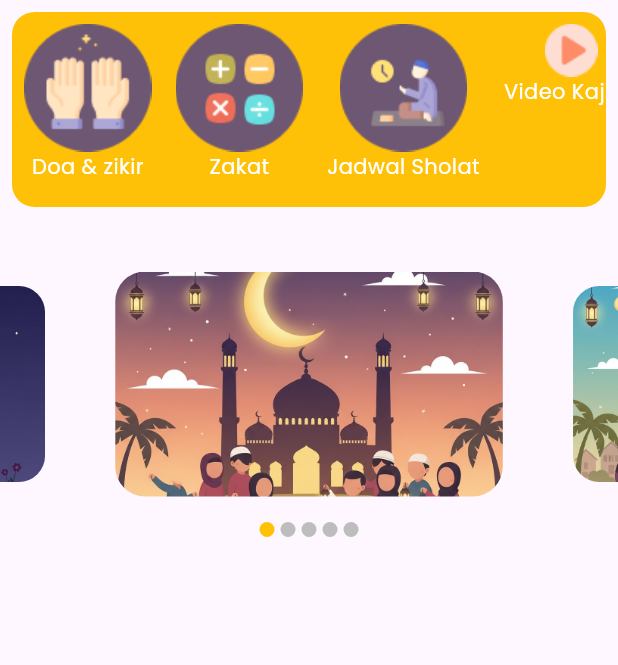
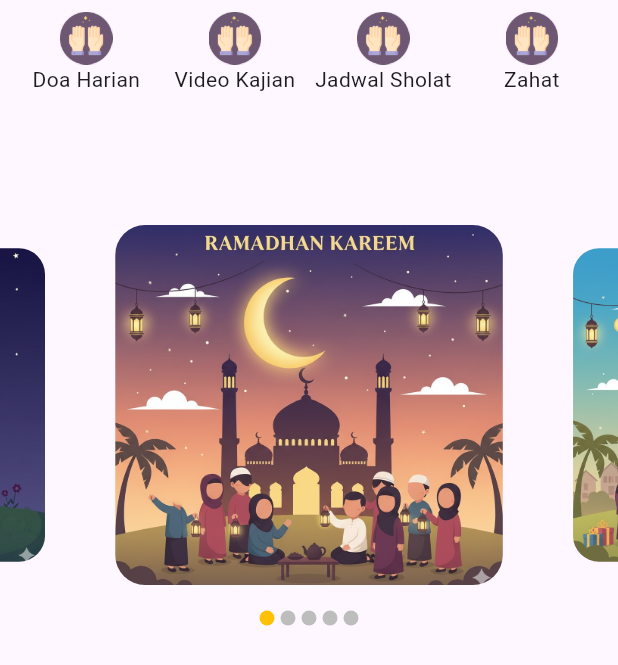
Before and after one commit to piss0/Super-App-Taqwa, a Flutter app: the screen it shows after launch, on a phone screen of 412 x 824 dp. Shown: the top 665 px of the screen. Run offline on Flutter 3.47's test engine with Material 3 defaults, Android fonts, the phone set to English and light mode, and no system bars; drawn by our look-alikes of carousel_slider; our stand-ins replace geocoding, geolocator, permission_handler, shared_preferences; missing offline and left inert: string_similarity.

Commit message:
belajar menu item

```diff
--- a/lib/pages/homePage.dart
+++ b/lib/pages/homePage.dart
@@ -1,14 +1,14 @@
-import 'dart:async'; //timer coundown
+import 'dart:async'; //timer countdown
 import 'package:flutter/material.dart';
 import 'package:carousel_slider/carousel_slider.dart'; //carousel slider
-import 'package:http/http.dart' as http; //ambil data API
+import 'package:http/http.dart' as http; //ambil data API GPS
 import 'dart:convert'; //decode JSON
 import 'package:geolocator/geolocator.dart'; //GPS
 import 'package:geocoding/geocoding.dart'; //konversi GPS
-import 'package:intl/intl.dart'; //Format Nummber
-import 'package:permission_handler/permission_handler.dart'; //Izin Handler
+import 'package:intl/intl.dart'; // formater number
+import 'package:permission_handler/permission_handler.dart'; // izin handler
 import 'package:shared_preferences/shared_preferences.dart'; // cache lokal
-import 'package:string_similarity/string_similarity.dart'; // fuzzy match string
+import 'package:string_similarity/string_similarity.dart'; // fuzzy match
 
 class HomePage extends StatefulWidget {
   const HomePage({super.key});
@@ -18,8 +18,8 @@ class HomePage extends StatefulWidget {
 }
 
 class _HomePageState extends State<HomePage> {
-  final CarouselController _controller = CarouselController();
-  int _currentIndex = 0;
+  final CarouselController controller = CarouselController();
+  int currenIndex = 0;
 
 final posterlist = const <String>[
     'assets/images/ramadhan.jpg',
@@ -28,134 +28,72 @@ class _HomePageState extends State<HomePage> {
     'assets/images/bg_morning.png',
     'assets/images/bg_night.png',
   ];
-
   @override
   Widget build(BuildContext context) {
     return Scaffold(
       body: SingleChildScrollView(
         child: Column(
           children: <Widget>[
-            Padding(
-              padding: const EdgeInsets.all(8.0),
-              child: Container(
-                width: double.infinity,
-                height: 130,
-                decoration: BoxDecoration(
-                  color: Colors.amber,
-                  borderRadius: BorderRadius.circular(15),
-                ),
-                child: SingleChildScrollView(
-                  scrollDirection: Axis.horizontal,
-                  child: Row(
-                    children: <Widget>[
-                      InkWell(
-                        onTap: () {},
-                        child: Padding(
-                          padding: const EdgeInsets.all(8.0),
-                          child: Container(
-                            decoration: BoxDecoration(),
-                            child: Column(
-                              crossAxisAlignment: CrossAxisAlignment.center,
-                              children: [
-                                Image.asset('assets/images/ic_menu_doa.png'),
-                                Text(
-                                  'Doa & zikir',
-                                  style: TextStyle(
-                                    fontFamily: 'PoppinsRegular',
-                                    color: Colors.white,
-                                  ),
-                                ),
-                              ],
-                            ),
-                          ),
-                        ),
-                      ),
-                      InkWell(
-                        onTap: () {},
-                        child: Padding(
-                          padding: const EdgeInsets.all(8.0),
-                          child: Container(
-                            decoration: BoxDecoration(),
-                            child: Column(
-                              crossAxisAlignment: CrossAxisAlignment.center,
-                              children: [
-                                Image.asset('assets/images/ic_menu_zakat.png'),
-                                Text(
-                                  'Zakat',
-                                  style: TextStyle(
-                                    fontFamily: 'PoppinsRegular',
-                                    color: Colors.white,
-                                  ),
-                                ),
-                              ],
-                            ),
-                          ),
-                        ),
-                      ),
-                      InkWell(
-                        onTap: () {},
-                        child: Padding(
-                          padding: const EdgeInsets.all(8.0),
-                          child: Container(
-                            decoration: BoxDecoration(),
-                            child: Column(
-                              crossAxisAlignment: CrossAxisAlignment.center,
-                              children: [
-                                Image.asset(
-                                  'assets/images/ic_menu_jadwal_sholat.png',
-                                ),
-                                Text(
-                                  'Jadwal Sholat',
-                                  style: TextStyle(
-                                    fontFamily: 'PoppinsRegular',
-                                    color: Colors.white,
-                                  ),
-                                ),
-                              ],
-                            ),
-                          ),
-                        ),
-                      ),
-                      InkWell(
-                        onTap: () {},
-                        child: Padding(
-                          padding: const EdgeInsets.all(8.0),
-                          child: Container(
-                            decoration: BoxDecoration(),
-                            child: Column(
-                              crossAxisAlignment: CrossAxisAlignment.center,
-                              children: [
-                                Image.asset(
-                                  'assets/images/ic_play_video_kajian.png',
-                                ),
-                                Text(
-                                  'Video Kajian',
-                                  style: TextStyle(
-                                    fontFamily: 'PoppinsRegular',
-                                    color: Colors.white,
-                                  ),
-                                ),
-                              ],
-                            ),
-                          ),
-                        ),
-                      ),
-                    ],
-                  ),
-                ),
-              ),
-            ),
-            // ========================================
-            //[CAROUSEL SECTION]
-            // ========================================
-            _buildCaroucelSection(),
+            // =========================
+            // MENU SECTION
+            // =========================
+            _buidMenuGridSection(),
+            // =========================
+            // CAROUSEL SECTION
+            // =========================
+            _buildCarouselSection(),
           ],
         ),
       ),
     );
   }
+  // =========================
+  // MENU ITEM WIDGET
+  // =========================
+  Widget _buidManuItem(
+    String iconPath,
+    String title,
+    String routName,
+    ) {
+    return Column(
+      children: [
+        Image.asset(iconPath, width: 35,),
+        Text(title)
+      ],
+    );
+  }
 
-  Widget _buildCaroucelSection() {
+  // =========================
+  // MENU GRID SECTION WIDGET
+  // =========================
+  Widget _buidMenuGridSection() {
+    return Padding(
+      padding: const EdgeInsets.all(8.0),
+      child: GridView.count(crossAxisCount: 4,
+      shrinkWrap: true,
+      physics: const NeverScrollableScrollPhysics(),
+      children: [
+        _buidManuItem('assets/images/doa.jpg',
+         'Doa Harian',
+          '/doa'),
+        _buidManuItem('assets/images/doa.jpg',
+         'Video Kajian',
+          '/doa'),
+        _buidManuItem('assets/images/doa.jpg',
+         'Jadwal Sholat',
+          '/doa'),
+        _buidManuItem('assets/images/doa.jpg',
+         'Zahat',
+          '/doa'),
+      ],
+      ),
+    );
+  }
+
+  // =========================
+  // CAROUSEL SECTION WIDGET
+  // =========================
+  Widget _buildCarouselSection() {
     return Column(
       children: [
         const SizedBox(height: 20),
@@ -164,6 +102,7 @@ class _HomePageState extends State<HomePage> {
           itemBuilder: (context, index, realindex) {
             final poster = posterlist[index];
             return Container(
+              child: Container(
                 margin: EdgeInsets.all(15),
                 child: ClipRRect(
                   borderRadius: BorderRadiusGeometry.circular(20),
@@ -173,31 +112,34 @@ class _HomePageState extends State<HomePage> {
                     fit: BoxFit.cover,
                   ),
                 ),
+              ),
             );
           },
           options: CarouselOptions(
             autoPlay: true,
-            height: 180,
+            height: 270,
             enlargeCenterPage: true,
             viewportFraction: 0.7,
             onPageChanged: (index, reason) {
-              setState(() => _currentIndex = index);
+              setState(() {
+                currenIndex = index;
+              });
             },
           ),
         ),
-         // DOT INDIKATOR carousel
+        // DOT INDIKATOR CAROUSEL
         Row(
           mainAxisAlignment: MainAxisAlignment.center,
           children: posterlist.asMap().entries.map((entry) {
             return GestureDetector(
-              onTap: () => _currentIndex.animateToPage(entry.key),
+              onTap: () => currenIndex.animateToPage(entry.key),
               child: Container(
                 width: 10,
                 height: 10,
                 margin: EdgeInsets.all(2),
                 decoration: BoxDecoration(
                   shape: BoxShape.circle,
-                  color: _currentIndex == entry.key
+                  color: currenIndex == entry.key
                       ? Colors.amber
                       : Colors.grey[400],
                 ),
```
Also changed, not shown: assets/images/doa.jpg (renamed from assets/images/ic_menu_doa.png). Lines whose indentation alone changed are shown as unchanged.
